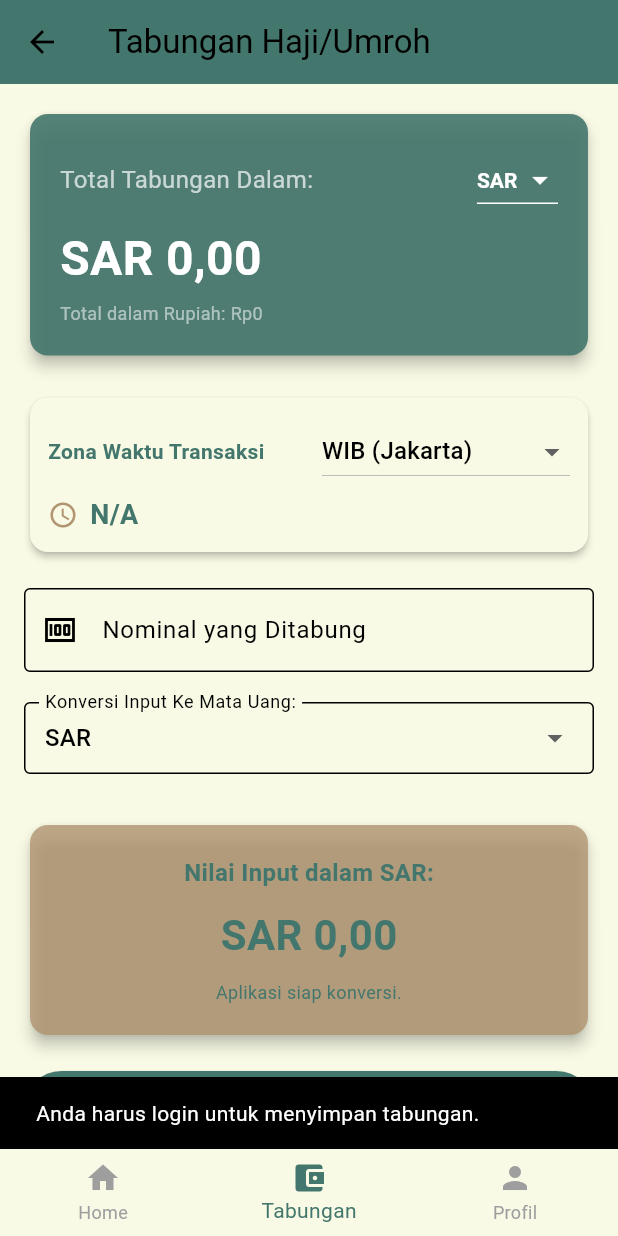
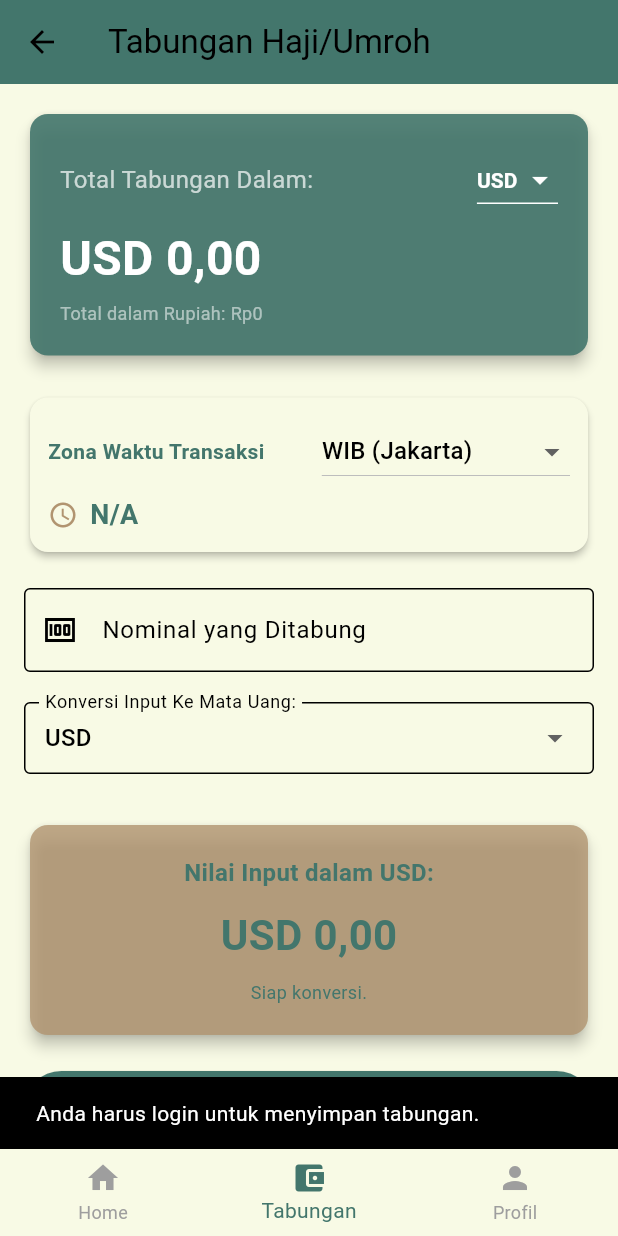
Before and after one commit to haebluu/prayer, a Flutter app: the MainView screen opened directly, item 2 of the bottom bar chosen, after a tap on "Simpan Transaksi", on a phone screen of 412 x 824 dp. Run offline on Flutter 3.47's test engine with Material 3 defaults, Android fonts, the phone set to English and light mode, and no system bars; our stand-ins replace flutter_local_notifications, geolocator, hive, hive_flutter, shared_preferences, timezone; accounts and stored records are empty; network calls fail.

Commit message:
little changes

```diff
--- a/lib/views/savings_page.dart
+++ b/lib/views/savings_page.dart
@@ -21,8 +21,6 @@ class SavingsPage extends StatefulWidget {
 class _SavingsPageState extends State<SavingsPage> {
  final CurrencyService _currencyService = CurrencyService();
  final HiveService _hiveService = HiveService();
- // Note: _locationService field is unused in this class, but kept as per original file structure
- // static final LocationService _locationService = LocationService();
 
  final TextEditingController _amountController = TextEditingController();
 
@@ -44,14 +42,13 @@ class _SavingsPageState extends State<SavingsPage> {
  double _convertedTotalSavings = 0.0;
  double _convertedInputAmount = 0.0;
 
- String _statusMessage = 'Aplikasi siap konversi.';
+ String _statusMessage = 'Siap konversi.';
  bool _isLoading = false;
  String _currentTime = 'N/A';
 
  late List<String> _conversionTargets;
- String? _currentUserId; // Simpan User ID yang sedang aktif
+ String? _currentUserId;
 
- // 🆕 FIELD BARU: Untuk menyimpan riwayat transaksi
  List<Map<String, dynamic>> _savingsHistory = [];
 
  @override
@@ -64,9 +61,9 @@ class _SavingsPageState extends State<SavingsPage> {
     .toList();
 
   _targetTotalSavingsCurrency =
-    _conversionTargets.contains('SAR') ? 'SAR' : _conversionTargets.first;
+    _conversionTargets.contains('USD') ? 'USD' : _conversionTargets.first;
   _targetInputCurrency =
-    _conversionTargets.contains('SAR') ? 'SAR' : _conversionTargets.first;
+    _conversionTargets.contains('USD') ? 'USD' : _conversionTargets.first;
  }
 
  @override
@@ -279,7 +276,7 @@ class _SavingsPageState extends State<SavingsPage> {
 
   NotificationService.showInstantNotification( //
    id: DateTime.now().millisecondsSinceEpoch % 100000,
-   title: '跳 Tabungan Berhasil Disimpan!',
+   title: 'Tabungan Berhasil Disimpan!',
    body:
      'Anda baru saja menabung sejumlah $formattedAmount. Semangat mencapai target!',
   ); //
```
